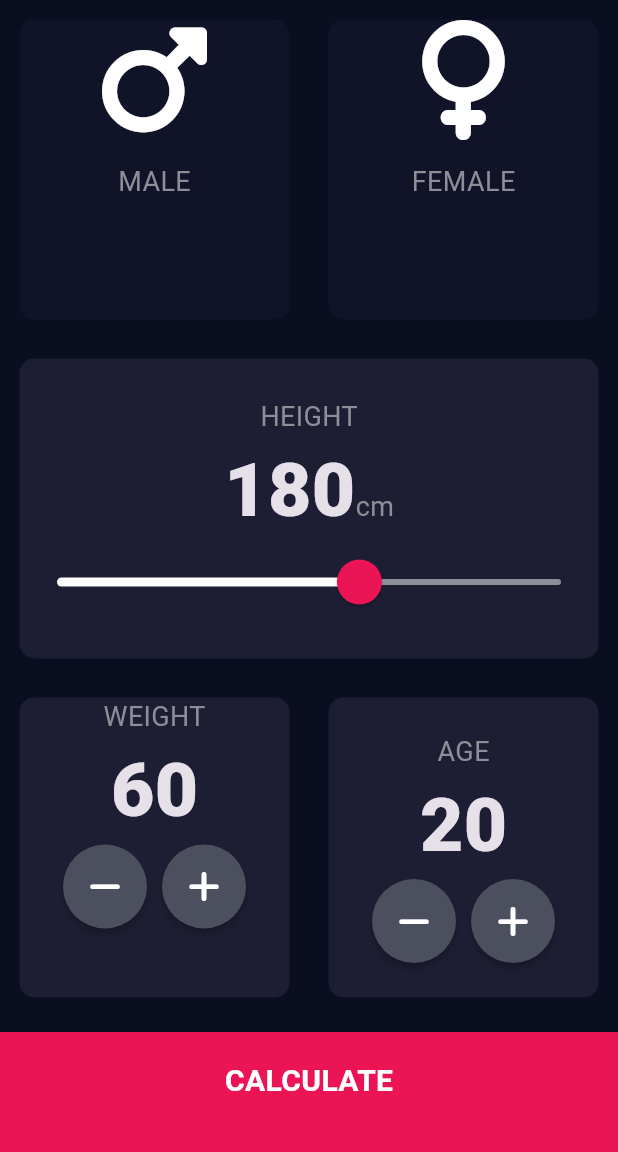
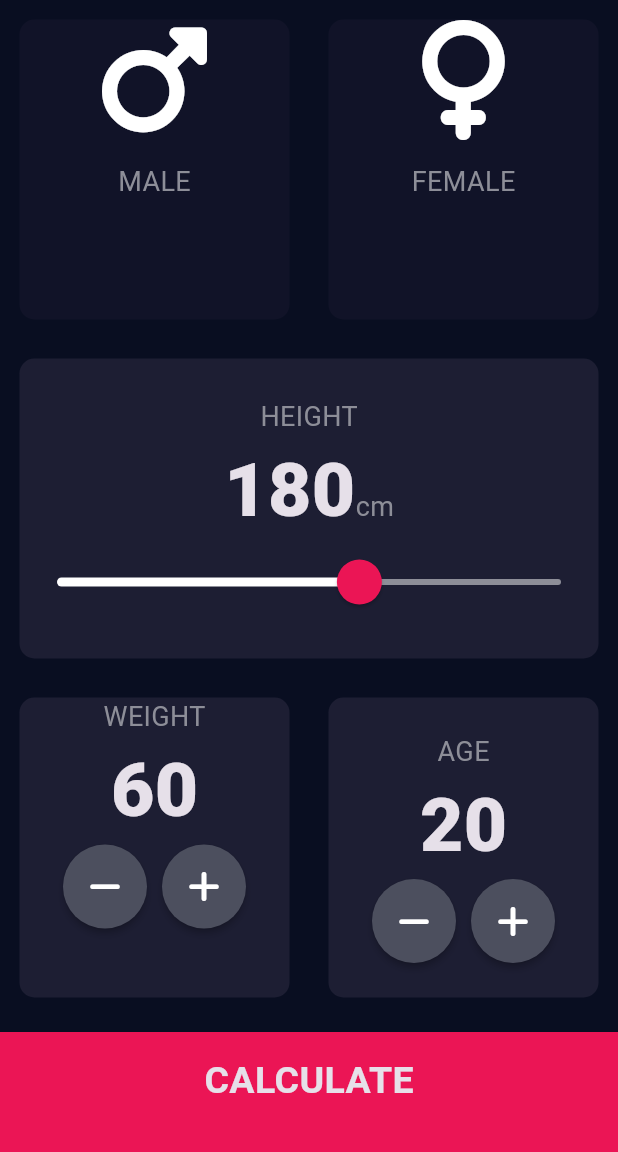
Before and after one commit to fentahunM/bmi_calculator, a Flutter app: the screen it shows after launch, on a phone screen of 412 x 824 dp, the part 84-1236 px from its top. Run offline on Flutter 3.47's test engine with Material 3 defaults, Android fonts, the phone set to English and light mode, and no system bars; our stand-ins replace font_awesome_flutter.

Commit message:
design result page

```diff
--- a/lib/input_page.dart
+++ b/lib/components/input_page.dart
@@ -1,9 +1,11 @@
-import 'package:bmi_calculator/results_page.dart';
+import 'package:bmi_calculator/screens/bottom_button.dart';
+import 'package:bmi_calculator/components/results_page.dart';
+import 'package:bmi_calculator/screens/rounded_icon_button.dart';
 import 'package:flutter/material.dart';
 import 'package:font_awesome_flutter/font_awesome_flutter.dart';
-import 'reusable_card.dart';
-import 'package:bmi_calculator/icon_content.dart';
-import 'constants.dart';
+import '../screens/reusable_card.dart';
+import 'package:bmi_calculator/screens/icon_content.dart';
+import '../constants.dart';
 
 enum Gender { male, female }
 
@@ -186,7 +188,7 @@ class _InputPageState extends State<InputPage> {
                                 icon: FontAwesomeIcons.plus,
                                 onPress: () {
                                   setState(() {
-                                    age--;
+                                    age++;
                                   });
                                 })
                           ],
@@ -198,48 +200,19 @@ class _InputPageState extends State<InputPage> {
               ],
             ),
           ),
-          GestureDetector(
+          BottomButton(
             onTap: () {
-              Navigator.push(context, MaterialPageRoute(builder: (context) {
-                return const ResultsPage();
-              }));
+              Navigator.push(
+                context,
+                MaterialPageRoute(builder: (context) {
+                  return const ResultsPage();
+                }),
+              );
             },
-            child: Container(
-              color: kBottomContainerColor,
-              margin: const EdgeInsets.only(top: 10),
-              height: kBottomContainerHeight,
-              padding: const EdgeInsets.only(bottom: 15),
-              child: const Center(
-                child: Text('CALCULATE',
-                    style: TextStyle(
-                        color: Colors.white,
-                        fontSize: 20,
-                        fontWeight: FontWeight.bold)),
-              ),
-            ),
+            buttonTitle: 'CALCULATE',
           )
         ],
       ),
     );
   }
 }
-
-class RoundedIconButton extends StatelessWidget {
-  const RoundedIconButton(
-      {super.key, required this.icon, required this.onPress});
-
-  final IconData icon;
-  final Function() onPress;
-
-  @override
-  Widget build(BuildContext context) {
-    return RawMaterialButton(
-      onPressed: onPress,
-      constraints: const BoxConstraints.tightFor(width: 56, height: 56),
-      // elevation: 6,
-      fillColor: const Color(0XFF4C4F5E),
-      shape: const CircleBorder(),
-      child: Icon(icon),
-    );
-  }
-}
--- a/lib/constants.dart
+++ b/lib/constants.dart
@@ -5,5 +5,35 @@ const kActiveCardColor = Color(0xFF1D1E33);
 const kInActiveCardColor = Color(0XFF111328);
 const kBottomContainerColor = Color(0xFFEB1555);
 
-const kLabelTextStyle = TextStyle(fontSize: 18, color: Color(0XFF8D8E98));
-const kNumberTextStyle = TextStyle(fontSize: 50, fontWeight: FontWeight.w900);
+const kLabelTextStyle = TextStyle(
+  fontSize: 18,
+  color: Color(0XFF8D8E98),
+);
+
+const kNumberTextStyle = TextStyle(
+  fontSize: 50,
+  fontWeight: FontWeight.w900,
+);
+
+const kLargeTextStyle = TextStyle(
+  fontSize: 25,
+  fontWeight: FontWeight.bold,
+);
+
+const kTitleTextStyle = TextStyle(
+  fontSize: 50,
+  fontWeight: FontWeight.bold,
+);
+
+const kResultTextStyle = TextStyle(
+    color: Color(0xFF24D876), fontSize: 22, fontWeight: FontWeight.bold);
+
+const kBMITextStyle = TextStyle(
+  fontSize: 100,
+  fontWeight: FontWeight.bold,
+);
+
+const kBodyTextStyle = TextStyle(
+  fontSize: 20,
+  fontWeight: FontWeight.bold,
+);
--- a/lib/main.dart
+++ b/lib/main.dart
@@ -1,5 +1,5 @@
 import 'package:flutter/material.dart';
-import 'input_page.dart';
+import 'components/input_page.dart';
 
 void main() {
   runApp(const BMICalculator());
--- /dev/null
+++ b/lib/screens/bottom_button.dart
@@ -0,0 +1,26 @@
+import 'package:flutter/material.dart';
+import 'package:bmi_calculator/constants.dart';
+
+class BottomButton extends StatelessWidget {
+  const BottomButton(
+      {super.key, required this.onTap, required this.buttonTitle});
+
+  final Function() onTap;
+  final String buttonTitle;
+
+  @override
+  Widget build(BuildContext context) {
+    return GestureDetector(
+      onTap: onTap,
+      child: Container(
+        color: kBottomContainerColor,
+        margin: const EdgeInsets.only(top: 10),
+        height: kBottomContainerHeight,
+        padding: const EdgeInsets.only(bottom: 15),
+        child: Center(
+          child: Text(buttonTitle, style: kLargeTextStyle),
+        ),
+      ),
+    );
+  }
+}
--- a/lib/icon_content.dart
+++ b/lib/screens/icon_content.dart
@@ -1,6 +1,5 @@
 import 'package:flutter/material.dart';
-import 'package:flutter/widgets.dart';
-import 'constants.dart';
+import 'package:bmi_calculator/constants.dart';
 
 class IconContent extends StatelessWidget {
   const IconContent({super.key, required this.icon, required this.label});
--- /dev/null
+++ b/lib/screens/rounded_icon_button.dart
@@ -0,0 +1,21 @@
+import 'package:flutter/material.dart';
+
+class RoundedIconButton extends StatelessWidget {
+  const RoundedIconButton(
+      {super.key, required this.icon, required this.onPress});
+
+  final IconData icon;
+  final Function() onPress;
+
+  @override
+  Widget build(BuildContext context) {
+    return RawMaterialButton(
+      onPressed: onPress,
+      constraints: const BoxConstraints.tightFor(width: 56, height: 56),
+      // elevation: 6,
+      fillColor: const Color(0XFF4C4F5E),
+      shape: const CircleBorder(),
+      child: Icon(icon),
+    );
+  }
+}
```
Also changed, not shown: lib/components/results_page.dart (added, +62 -0 lines), lib/floating_action_button.dart (deleted, +0 -13 lines), lib/results_page.dart (deleted, +0 -15 lines), lib/screens/reusable_card.dart (renamed from lib/reusable_card.dart).
